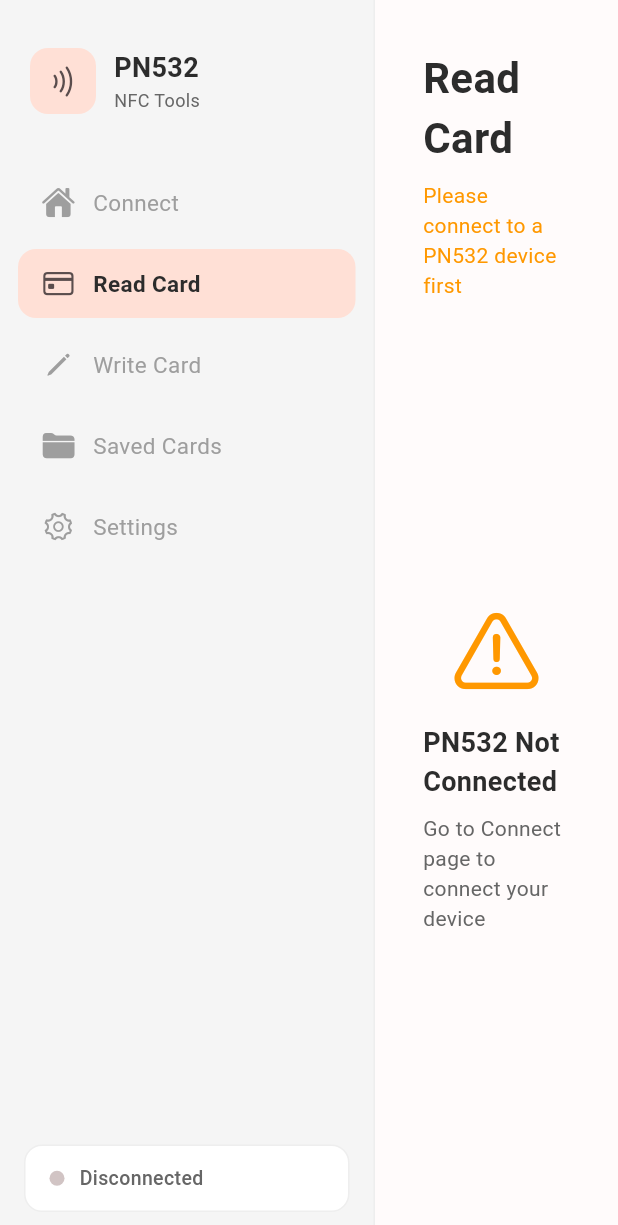
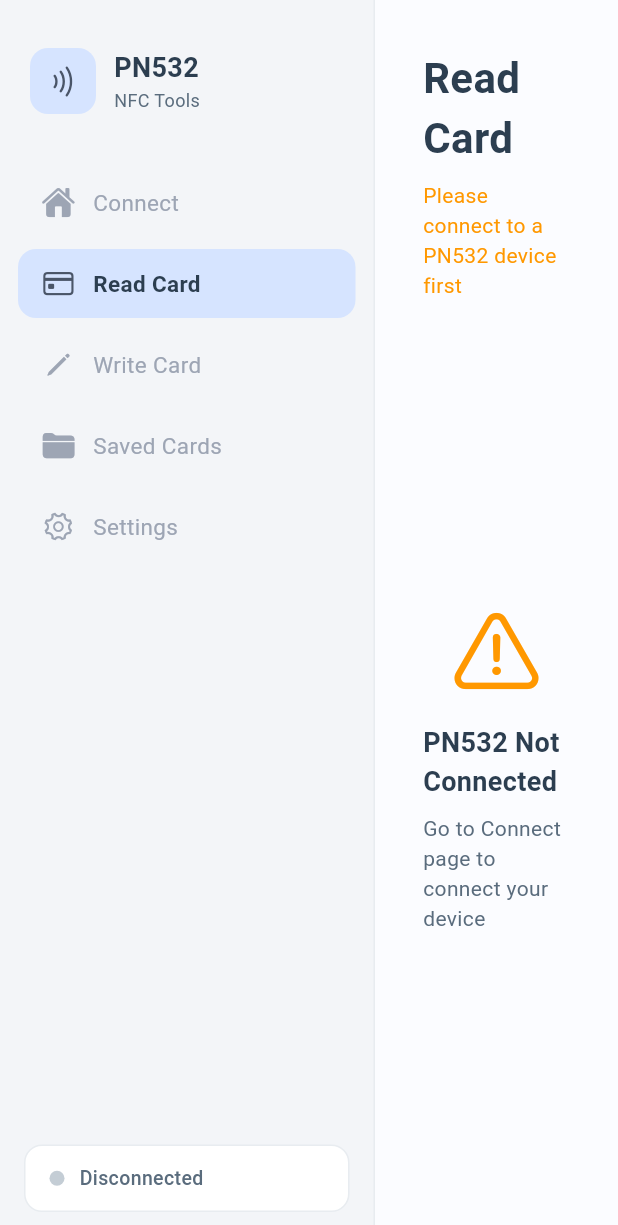
Before and after one commit to FanBB2333/MTM, a Flutter app: the screen it shows after launch, after a tap on "Read Card", on a phone screen of 412 x 824 dp. Shown: the top 1225 px of the screen. Run offline on Flutter 3.47's test engine with Material 3 defaults, Android fonts, the light colour scheme and no system bars; missing offline and left inert: flserial.

Commit message:
refactor: simplify block number indexing in read card page and adjust app colors

```diff
--- a/lib/pages/read_card_page.dart
+++ b/lib/pages/read_card_page.dart
@@ -460,9 +460,8 @@
           ),
           const SizedBox(height: 8),
           ...List.generate(4, (i) {
-            final blockNum = sector * 4 + i;
             final data = blocks.length > i ? blocks[i] : null;
-            return _buildBlockRow(blockNum, data, isTrailer: i == 3);
+            return _buildBlockRow(i, data, isTrailer: i == 3);
           }),
         ],
       ),
--- a/lib/theme/app_colors.dart
+++ b/lib/theme/app_colors.dart
@@ -1,24 +1,24 @@
 import 'package:flutter/material.dart';
 
 /// PN532 Tools 配色方案
-/// 基于设计文档的极简主义、柔和色调
+/// 基于设计文档的极简主义、柔和色调 - 蓝色系
 class AppColors {
   AppColors._();
 
   // 背景色
-  static const Color mainBackground = Color(0xFFFFFBFB);  // 极淡粉白
-  static const Color sidebarBackground = Color(0xFFF5F5F5);  // 侧边栏浅灰
+  static const Color mainBackground = Color(0xFFFBFCFF);  // 极淡蓝白
+  static const Color sidebarBackground = Color(0xFFF3F5F8);  // 侧边栏浅蓝灰
 
   // 主色调
-  static const Color primary = Color(0xFFFFE0D6);  // 淡鲑鱼粉（选中状态）
-  static const Color primaryLight = Color(0xFFFFEDE8);  // 更淡的粉色（悬浮）
+  static const Color primary = Color(0xFFD6E4FF);  // 淡天蓝色（选中状态）
+  static const Color primaryLight = Color(0xFFE8F0FF);  // 更淡的蓝色（悬浮）
 
   // 图标和文字
-  static const Color iconActive = Color(0xFF5A4D4D);  // 深褐灰色
-  static const Color iconInactive = Color(0xFF9E9E9E);  // 灰色
-  static const Color textPrimary = Color(0xFF2C2C2C);  // 主标题
-  static const Color textSecondary = Color(0xFF666666);  // 副标题
-  static const Color textDisabled = Color(0xFFD1C4C4);  // 禁用
+  static const Color iconActive = Color(0xFF4A5568);  // 深蓝灰色
+  static const Color iconInactive = Color(0xFF9DA5B4);  // 蓝灰色
+  static const Color textPrimary = Color(0xFF2C3E50);  // 主标题（深蓝灰）
+  static const Color textSecondary = Color(0xFF5A6C7D);  // 副标题
+  static const Color textDisabled = Color(0xFFC4CDD5);  // 禁用
 
   // 状态色
   static const Color success = Color(0xFF4CAF50);
@@ -27,5 +27,5 @@
 
   // 卡片和边框
   static const Color cardBackground = Colors.white;
-  static const Color divider = Color(0xFFEEEEEE);
+  static const Color divider = Color(0xFFE8ECF0);
 }
```
